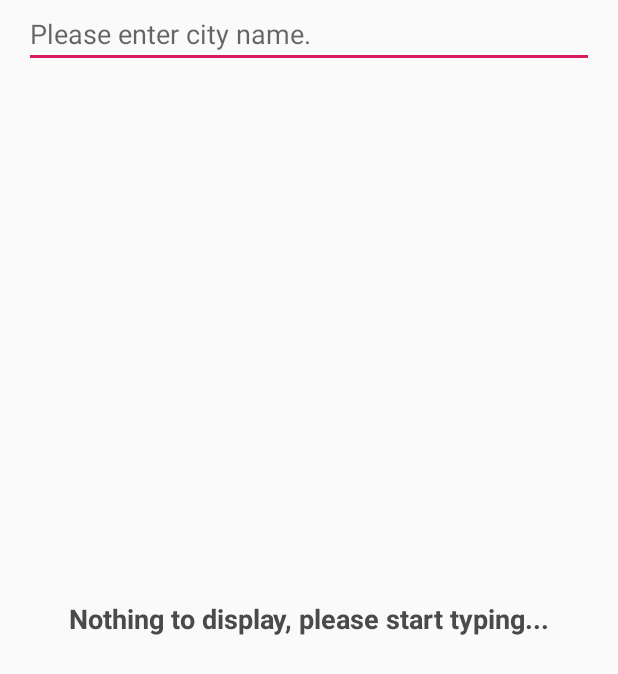
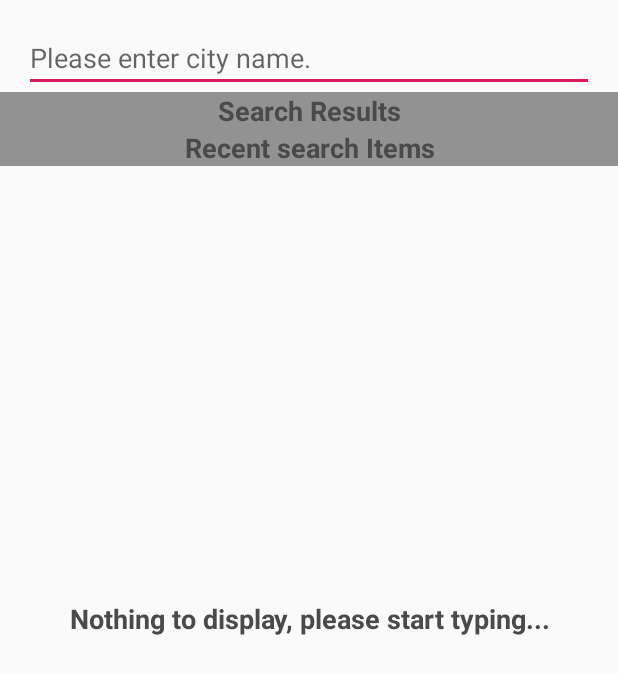
Before and after one commit to Bender-Story/WeatherReportApp, an Android app: the layout activity_main.xml on its own in the app's theme, with its tools: preview values and no code run, on a phone screen of 412 x 824 dp. Shown: the top 674 px of the screen. Run offline under Robolectric (Android 15) with nearby library versions, the phone set to English and light mode, and no system bars.

Commit message:
created a adapter for the recycler views and added databinding for the activity.

```diff
--- a/app/src/main/res/layout/activity_main.xml
+++ b/app/src/main/res/layout/activity_main.xml
@@ -1,7 +1,11 @@
 <?xml version="1.0" encoding="utf-8"?>
-<androidx.constraintlayout.widget.ConstraintLayout xmlns:android="http://schemas.android.com/apk/res/android"
+<layout xmlns:android="http://schemas.android.com/apk/res/android"
     xmlns:app="http://schemas.android.com/apk/res-auto"
-    xmlns:tools="http://schemas.android.com/tools"
+    xmlns:tools="http://schemas.android.com/tools">
+    <data>
+        <variable name="viewModel" type="com.rahul.weatherreportapp.view.detailsView.MainViewModel"/>
+    </data>
+<androidx.constraintlayout.widget.ConstraintLayout
     android:layout_width="match_parent"
     android:layout_height="match_parent"
     tools:context=".view.detailsView.MainActivity">
@@ -13,6 +17,7 @@
         android:layout_height="wrap_content"
         android:hint="@string/searchHint"
         android:layout_margin="@dimen/margin_16"
+        app:layout_constraintTop_toTopOf="parent"
         />
 
     <TextView
@@ -39,17 +44,20 @@
             android:layout_width="match_parent"
             android:layout_height="wrap_content"
             android:orientation="vertical">
-        <include android:id="@+id/searchRecyclerView"
+        <include
             android:layout_width="match_parent"
             android:layout_height="wrap_content"
-            layout="@layout/view_recyclerview_latest" />
+            app:visible="@{false}"
+            layout="@layout/view_recylerview_results" />
 
-        <include android:id="@+id/searchRecyclerView"
+        <include
             android:layout_width="match_parent"
             android:layout_height="wrap_content"
-            layout="@layout/view_recyclerview_latest" />
+            app:visible="@{false}"
+            layout="@layout/view_recyclerview_recent" />
         </LinearLayout>
 
     </androidx.core.widget.NestedScrollView>
 
 </androidx.constraintlayout.widget.ConstraintLayout>
+</layout>
--- a/app/src/main/res/layout/view_recyclerview_latest.xml
+++ /dev/null
@@ -1,13 +0,0 @@
-<?xml version="1.0" encoding="utf-8"?>
-<LinearLayout xmlns:android="http://schemas.android.com/apk/res/android"
-    android:layout_width="match_parent"
-    android:layout_height="match_parent"
-    android:orientation="vertical">
-    <TextView
-        android:layout_width="match_parent"
-        android:layout_height="wrap_content"/>
-    <androidx.recyclerview.widget.RecyclerView
-        android:layout_width="match_parent"
-        android:layout_height="wrap_content"/>
-
-</LinearLayout>
--- /dev/null
+++ b/app/src/main/res/layout/view_recyclerview_recent.xml
@@ -0,0 +1,33 @@
+<?xml version="1.0" encoding="utf-8"?>
+<layout xmlns:android="http://schemas.android.com/apk/res/android"
+    xmlns:app="http://schemas.android.com/apk/res-auto">
+
+    <data>
+
+        <import type="android.view.View" />
+
+        <variable
+            name="visible"
+            type="java.lang.Boolean" />
+    </data>
+
+    <LinearLayout
+        android:layout_width="match_parent"
+        android:layout_height="wrap_content"
+        android:orientation="vertical"
+        app:makeVisible="@{visible}">
+
+        <TextView
+            style="@style/subHeaderTextStyle"
+            android:layout_width="match_parent"
+            android:layout_height="wrap_content"
+            android:background="@color/greyBackground"
+            android:text="@string/recentHead" />
+
+        <androidx.recyclerview.widget.RecyclerView
+            android:id="@+id/recentSearchRecyclerView"
+            android:layout_width="match_parent"
+            android:layout_height="wrap_content" />
+
+    </LinearLayout>
+</layout>
--- /dev/null
+++ b/app/src/main/res/layout/view_recylerview_results.xml
@@ -0,0 +1,33 @@
+<?xml version="1.0" encoding="utf-8"?>
+<layout xmlns:android="http://schemas.android.com/apk/res/android"
+    xmlns:app="http://schemas.android.com/apk/res-auto">
+
+    <data>
+
+        <import type="android.view.View" />
+
+        <variable
+            name="visible"
+            type="java.lang.Boolean" />
+    </data>
+
+    <LinearLayout
+        android:layout_width="match_parent"
+        android:layout_height="wrap_content"
+        android:orientation="vertical"
+        app:makeVisible="@{visible}">
+
+        <TextView
+            style="@style/subHeaderTextStyle"
+            android:layout_width="match_parent"
+            android:layout_height="wrap_content"
+            android:background="@color/greyBackground"
+            android:text="@string/searchHead" />
+
+        <androidx.recyclerview.widget.RecyclerView
+            android:id="@+id/searchResultsRecyclerView"
+            android:layout_width="match_parent"
+            android:layout_height="wrap_content" />
+
+    </LinearLayout>
+</layout>
--- a/app/src/main/res/values/colors.xml
+++ b/app/src/main/res/values/colors.xml
@@ -6,5 +6,5 @@
 
     <color name="headerTextColor">#25282B</color>
     <color name="subHeaderTextColor">#4A4A4A</color>
-    <color name="noteTextColor">#929292</color>
+    <color name="greyBackground">#929292</color>
 </resources>
--- a/app/src/main/res/values/styles.xml
+++ b/app/src/main/res/values/styles.xml
@@ -17,7 +17,13 @@
     <style name="subHeaderTextStyle">
         <item name="android:textSize">@dimen/textSize_18</item>
         <item name="android:textColor">@color/subHeaderTextColor</item>
+        <item name="android:gravity">center</item>
         <item name="android:textStyle">bold</item>
     </style>
 
+    <style name="noteTextStyle">
+        <item name="android:textSize">@dimen/textSize_15</item>
+        <item name="android:textColor">@color/subHeaderTextColor</item>
+    </style>
+
 </resources>
```
Also changed, not shown: app/src/main/java/com/rahul/weatherreportapp/component/ViewExt.kt (added, +29 -0 lines), app/src/main/java/com/rahul/weatherreportapp/view/detailsView/MainActivity.kt (+6 -1 lines), app/src/main/java/com/rahul/weatherreportapp/view/detailsView/MainAdapter.kt (added, +30 -0 lines), app/src/main/java/com/rahul/weatherreportapp/view/detailsView/MainRowViewModel.kt (added, +20 -0 lines), app/src/main/res/layout/row_view_search.xml (added, +26 -0 lines).
